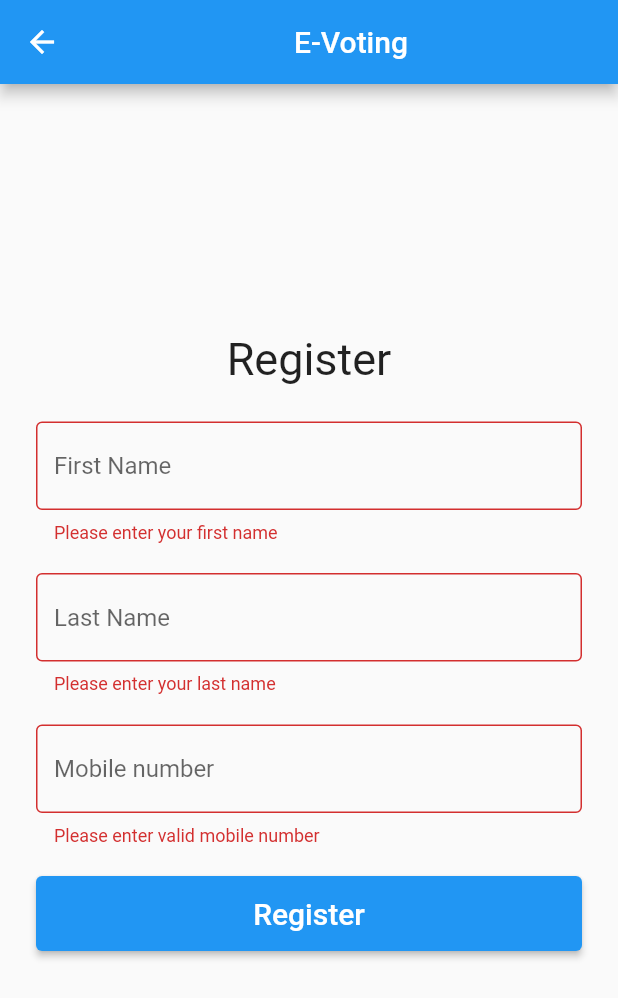
After one commit to manankarnik/e-voting-app, a Flutter app: the RegistrationPage screen opened directly, after a tap on "Register", on a phone screen of 412 x 824 dp. The commit adds this screen. Shown: the top 998 px of the screen. Run offline on Flutter 3.47's test engine with Material 2 defaults, Android fonts, the phone set to English and light mode, and no system bars.

Commit message:
feat: registration page

```diff
--- a/lib/main.dart
+++ b/lib/main.dart
@@ -1,4 +1,5 @@
 import "package:flutter/material.dart";
+import "registration_page.dart";
 import "login_page.dart";
 
 void main() {
--- /dev/null
+++ b/lib/registration_page.dart
@@ -0,0 +1,112 @@
+import "package:flutter/material.dart";
+
+class RegistrationPage extends StatelessWidget {
+  const RegistrationPage({super.key});
+
+  @override
+  Widget build(BuildContext context) {
+    return Scaffold(
+      appBar: AppBar(
+        title: const Center(child: Text("E-Voting")),
+      ),
+      body: Column(
+        mainAxisAlignment: MainAxisAlignment.center,
+        crossAxisAlignment: CrossAxisAlignment.center,
+        children: const [
+          Text(
+            "Register",
+            style: TextStyle(
+              fontSize: 30,
+            ),
+          ),
+          Padding(
+            padding: EdgeInsets.all(24),
+            child: RegistrationForm(),
+          )
+        ],
+      ),
+    );
+  }
+}
+
+class RegistrationForm extends StatefulWidget {
+  const RegistrationForm({super.key});
+
+  @override
+  State<RegistrationForm> createState() => _RegistrationFormState();
+}
+
+class _RegistrationFormState extends State<RegistrationForm> {
+  final _formKey = GlobalKey<FormState>();
+  @override
+  Widget build(BuildContext context) {
+    return Form(
+      key: _formKey,
+      child: Column(
+        children: [
+          TextFormField(
+            decoration: const InputDecoration(
+              border: OutlineInputBorder(),
+              hintText: "First Name",
+            ),
+            validator: (value) {
+              if (value == null || value.isEmpty) {
+                return "Please enter your first name";
+              }
+              return null;
+            },
+          ),
+          const SizedBox(
+            height: 20,
+          ),
+          TextFormField(
+            decoration: const InputDecoration(
+              border: OutlineInputBorder(),
+              hintText: "Last Name",
+            ),
+            validator: (value) {
+              if (value == null || value.isEmpty) {
+                return "Please enter your last name";
+              }
+              return null;
+            },
+          ),
+          const SizedBox(
+            height: 20,
+          ),
+          TextFormField(
+            decoration: const InputDecoration(
+              border: OutlineInputBorder(),
+              hintText: "Mobile number",
+            ),
+            validator: (value) {
+              if (value == null || value.length != 10) {
+                return "Please enter valid mobile number";
+              }
+              return null;
+            },
+          ),
+          const SizedBox(
+            height: 20,
+          ),
+          ElevatedButton(
+            style: ElevatedButton.styleFrom(
+              minimumSize: const Size.fromHeight(50),
+            ),
+            onPressed: () {
+              if (_formKey.currentState!.validate()) {
+                ScaffoldMessenger.of(context).showSnackBar(
+                  const SnackBar(content: Text('Processing Data')),
+                );
+              }
+            },
+            child: const Text(
+              "Register",
+              style: TextStyle(fontSize: 20),
+            ),
+          ),
+        ],
+      ),
+    );
+  }
+}
```
